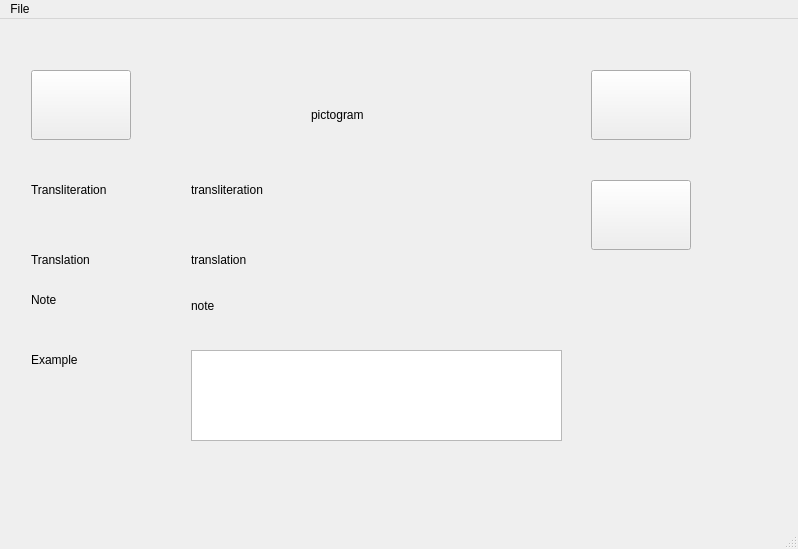
First picture: the form in mainwindow.ui, repository jubalh/daoshi, before the edit.
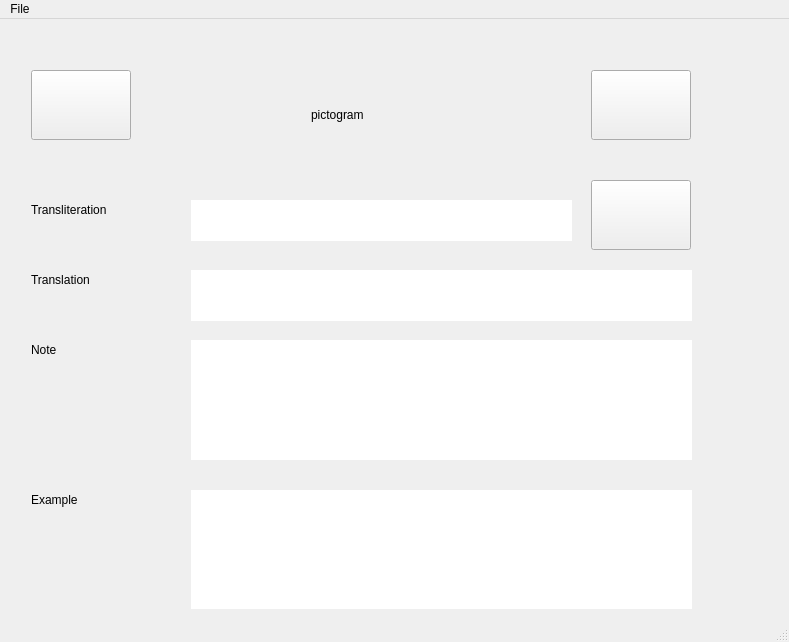
Second picture: the form after the edit.

Commit message:
Polish lesson window
Set window to fixed sizes.

Use QTextBrowser instead of QLabel for all the words content.
A user can then easily copy from there.

Put all the widgets in the lesson window to a nice position.

```diff
--- a/mainwindow.ui
+++ b/mainwindow.ui
@@ -6,8 +6,8 @@
    <rect>
     <x>0</x>
     <y>0</y>
-    <width>798</width>
-    <height>549</height>
+    <width>789</width>
+    <height>642</height>
    </rect>
   </property>
   <property name="windowTitle">
@@ -137,19 +137,6 @@
        </widget>
       </widget>
       <widget class="QWidget" name="pgDisplayLesson">
-       <widget class="QLabel" name="lblTranslation">
-        <property name="geometry">
-         <rect>
-          <x>180</x>
-          <y>220</y>
-          <width>361</width>
-          <height>20</height>
-         </rect>
-        </property>
-        <property name="text">
-         <string>translation</string>
-        </property>
-       </widget>
        <widget class="QLabel" name="lblPictogram">
         <property name="geometry">
          <rect>
@@ -169,32 +156,6 @@
          <string>pictogram</string>
         </property>
        </widget>
-       <widget class="QLabel" name="lblPinyin">
-        <property name="geometry">
-         <rect>
-          <x>180</x>
-          <y>150</y>
-          <width>121</width>
-          <height>20</height>
-         </rect>
-        </property>
-        <property name="text">
-         <string>transliteration</string>
-        </property>
-       </widget>
-       <widget class="QLabel" name="lblNote">
-        <property name="geometry">
-         <rect>
-          <x>180</x>
-          <y>250</y>
-          <width>371</width>
-          <height>51</height>
-         </rect>
-        </property>
-        <property name="text">
-         <string>note</string>
-        </property>
-       </widget>
        <widget class="QPushButton" name="btnNextWord">
         <property name="geometry">
          <rect>
@@ -225,7 +186,7 @@
         <property name="geometry">
          <rect>
           <x>20</x>
-          <y>150</y>
+          <y>170</y>
           <width>111</width>
           <height>20</height>
          </rect>
@@ -238,7 +199,7 @@
         <property name="geometry">
          <rect>
           <x>20</x>
-          <y>220</y>
+          <y>240</y>
           <width>81</width>
           <height>20</height>
          </rect>
@@ -251,7 +212,7 @@
         <property name="geometry">
          <rect>
           <x>20</x>
-          <y>260</y>
+          <y>310</y>
           <width>68</width>
           <height>20</height>
          </rect>
@@ -264,7 +225,7 @@
         <property name="geometry">
          <rect>
           <x>20</x>
-          <y>320</y>
+          <y>460</y>
           <width>81</width>
           <height>20</height>
          </rect>
@@ -277,11 +238,14 @@
         <property name="geometry">
          <rect>
           <x>180</x>
-          <y>320</y>
-          <width>371</width>
-          <height>91</height>
+          <y>460</y>
+          <width>501</width>
+          <height>120</height>
          </rect>
         </property>
+        <property name="frameShape">
+         <enum>QFrame::NoFrame</enum>
+        </property>
         <property name="html">
          <string>&lt;!DOCTYPE HTML PUBLIC &quot;-//W3C//DTD HTML 4.0//EN&quot; &quot;http://www.w3.org/TR/REC-html40/strict.dtd&quot;&gt;
 &lt;html&gt;&lt;head&gt;&lt;meta name=&quot;qrichtext&quot; content=&quot;1&quot; /&gt;&lt;style type=&quot;text/css&quot;&gt;
@@ -303,6 +267,66 @@
          <string/>
         </property>
        </widget>
+       <widget class="QTextBrowser" name="tbNote">
+        <property name="geometry">
+         <rect>
+          <x>180</x>
+          <y>310</y>
+          <width>501</width>
+          <height>120</height>
+         </rect>
+        </property>
+        <property name="frameShape">
+         <enum>QFrame::NoFrame</enum>
+        </property>
+        <property name="html">
+         <string>&lt;!DOCTYPE HTML PUBLIC &quot;-//W3C//DTD HTML 4.0//EN&quot; &quot;http://www.w3.org/TR/REC-html40/strict.dtd&quot;&gt;
+&lt;html&gt;&lt;head&gt;&lt;meta name=&quot;qrichtext&quot; content=&quot;1&quot; /&gt;&lt;style type=&quot;text/css&quot;&gt;
+p, li { white-space: pre-wrap; }
+&lt;/style&gt;&lt;/head&gt;&lt;body style=&quot; font-family:'Noto Sans'; font-size:11pt; font-weight:400; font-style:normal;&quot;&gt;
+&lt;p style=&quot;-qt-paragraph-type:empty; margin-top:0px; margin-bottom:0px; margin-left:0px; margin-right:0px; -qt-block-indent:0; text-indent:0px;&quot;&gt;&lt;br /&gt;&lt;/p&gt;&lt;/body&gt;&lt;/html&gt;</string>
+        </property>
+       </widget>
+       <widget class="QTextBrowser" name="tbTranslation">
+        <property name="geometry">
+         <rect>
+          <x>180</x>
+          <y>240</y>
+          <width>501</width>
+          <height>51</height>
+         </rect>
+        </property>
+        <property name="frameShape">
+         <enum>QFrame::NoFrame</enum>
+        </property>
+        <property name="html">
+         <string>&lt;!DOCTYPE HTML PUBLIC &quot;-//W3C//DTD HTML 4.0//EN&quot; &quot;http://www.w3.org/TR/REC-html40/strict.dtd&quot;&gt;
+&lt;html&gt;&lt;head&gt;&lt;meta name=&quot;qrichtext&quot; content=&quot;1&quot; /&gt;&lt;style type=&quot;text/css&quot;&gt;
+p, li { white-space: pre-wrap; }
+&lt;/style&gt;&lt;/head&gt;&lt;body style=&quot; font-family:'Noto Sans'; font-size:11pt; font-weight:400; font-style:normal;&quot;&gt;
+&lt;p style=&quot;-qt-paragraph-type:empty; margin-top:0px; margin-bottom:0px; margin-left:0px; margin-right:0px; -qt-block-indent:0; text-indent:0px;&quot;&gt;&lt;br /&gt;&lt;/p&gt;&lt;/body&gt;&lt;/html&gt;</string>
+        </property>
+       </widget>
+       <widget class="QTextBrowser" name="tbTransliteration">
+        <property name="geometry">
+         <rect>
+          <x>180</x>
+          <y>170</y>
+          <width>381</width>
+          <height>41</height>
+         </rect>
+        </property>
+        <property name="frameShape">
+         <enum>QFrame::NoFrame</enum>
+        </property>
+        <property name="html">
+         <string>&lt;!DOCTYPE HTML PUBLIC &quot;-//W3C//DTD HTML 4.0//EN&quot; &quot;http://www.w3.org/TR/REC-html40/strict.dtd&quot;&gt;
+&lt;html&gt;&lt;head&gt;&lt;meta name=&quot;qrichtext&quot; content=&quot;1&quot; /&gt;&lt;style type=&quot;text/css&quot;&gt;
+p, li { white-space: pre-wrap; }
+&lt;/style&gt;&lt;/head&gt;&lt;body style=&quot; font-family:'Noto Sans'; font-size:11pt; font-weight:400; font-style:normal;&quot;&gt;
+&lt;p style=&quot;-qt-paragraph-type:empty; margin-top:0px; margin-bottom:0px; margin-left:0px; margin-right:0px; -qt-block-indent:0; text-indent:0px;&quot;&gt;&lt;br /&gt;&lt;/p&gt;&lt;/body&gt;&lt;/html&gt;</string>
+        </property>
+       </widget>
       </widget>
      </widget>
     </item>
@@ -313,7 +337,7 @@
     <rect>
      <x>0</x>
      <y>0</y>
-     <width>798</width>
+     <width>789</width>
      <height>26</height>
     </rect>
    </property>
```
Left out of the diff: 9 changed lines with no effect on the pictures. The commit also changes 1 other file.
